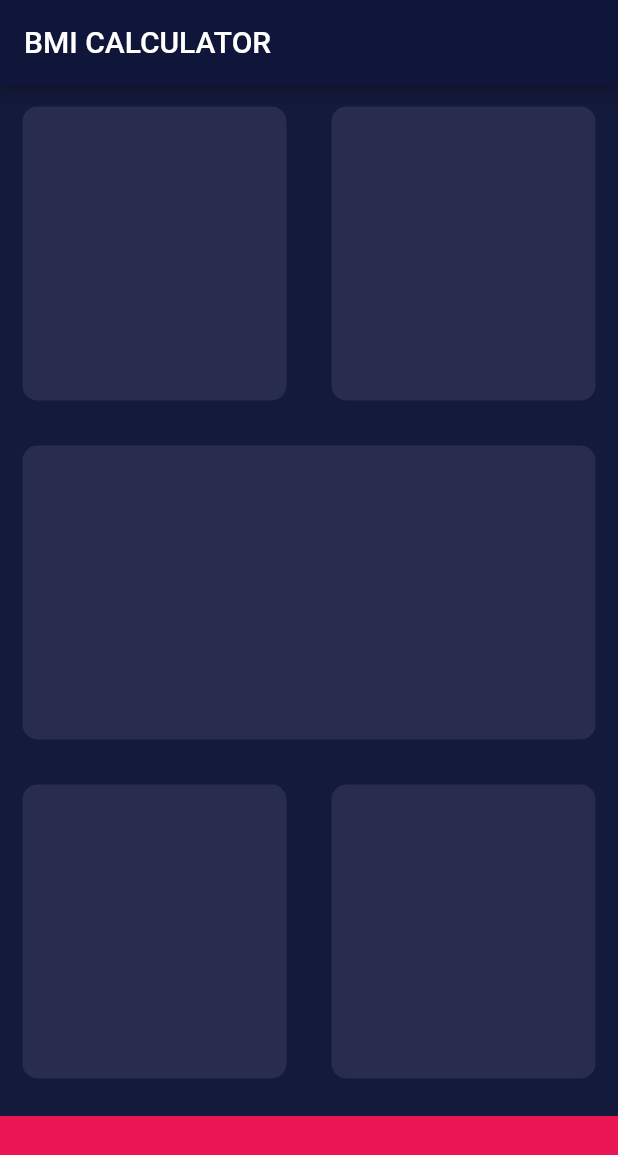
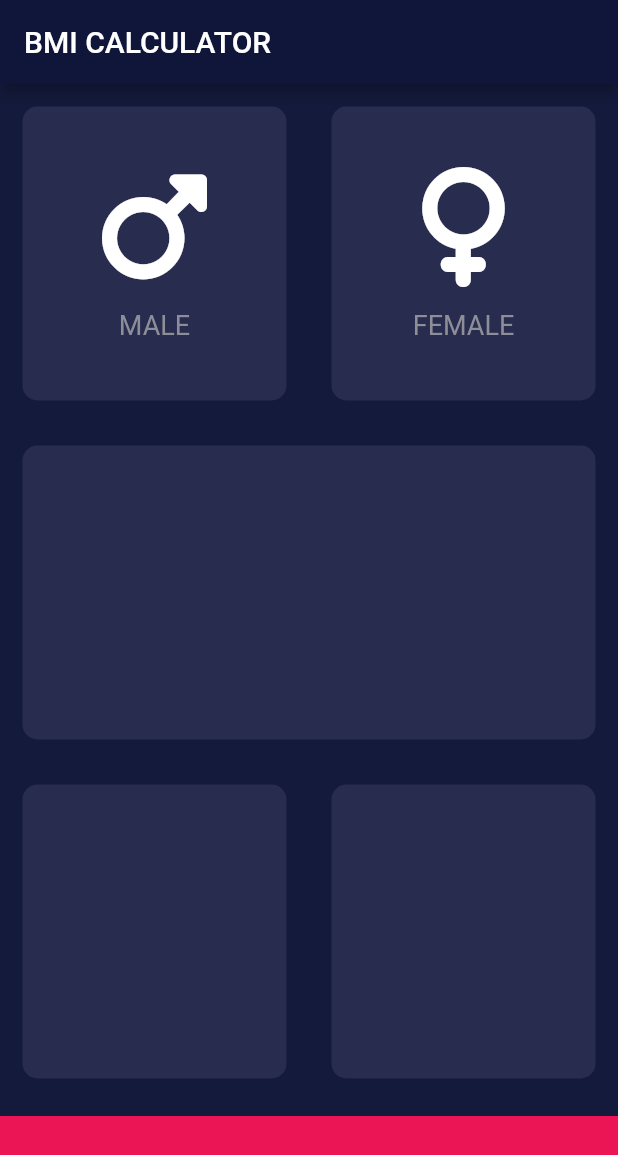
Before and after one commit to walakulu7/bmi_calculator, a Flutter app: the screen it shows after launch, on a phone screen of 412 x 824 dp. Shown: the top 1155 px of the screen. Run offline on Flutter 3.47's test engine with Material 2 defaults, Android fonts, the phone set to English and light mode, and no system bars; our stand-ins replace font_awesome_flutter.

Commit message:
Reusable code added

```diff
--- a/lib/input_page.dart
+++ b/lib/input_page.dart
@@ -1,4 +1,5 @@
 import 'package:flutter/material.dart';
+import 'package:font_awesome_flutter/font_awesome_flutter.dart';
 
 const bottomContainerHeight = 80.0;
 const activeCardColor = Color(0xFF282C4F);
@@ -27,11 +28,19 @@ class _InputPageState extends State<InputPage> {
                 Expanded(
                   child: ReusableCard(
                     colour: activeCardColor,
+                    cardChild: IconContent(
+                      label: 'MALE',
+                      icon: FontAwesomeIcons.mars,
+                    ),
                   ),
                 ),
                 Expanded(
                   child: ReusableCard(
                     colour: activeCardColor,
+                    cardChild: IconContent(
+                      label: 'FEMALE',
+                      icon: FontAwesomeIcons.venus,
+                    ),
                   ),
                 ),
               ],
@@ -70,13 +79,46 @@ class _InputPageState extends State<InputPage> {
   }
 }
 
+class IconContent extends StatelessWidget {
+  IconContent({required this.icon, required this.label});
+
+  final IconData? icon;
+  final String label;
+
+  @override
+  Widget build(BuildContext context) {
+    return Column(
+      mainAxisAlignment: MainAxisAlignment.center,
+      children: [
+        Icon(
+          icon,
+          size: 80.0,
+        ),
+        SizedBox(
+          height: 15.0,
+        ),
+        Text(
+          label,
+          style: TextStyle(
+            fontSize: 18.0,
+            color: Color(0xFF8D8E98),
+          ),
+        )
+      ],
+    );
+  }
+}
+
 class ReusableCard extends StatelessWidget {
-  ReusableCard({required this.colour});
+  ReusableCard({required this.colour, this.cardChild});
+
   final Color colour;
+  final Widget? cardChild;
 
   @override
   Widget build(BuildContext context) {
     return Container(
+      child: cardChild,
       margin: EdgeInsets.all(15.0),
       decoration: BoxDecoration(
         color: colour,
--- a/lib/main.dart
+++ b/lib/main.dart
@@ -1,6 +1,5 @@
 import 'package:flutter/material.dart';
 import 'input_page.dart';
-
 
 void main() => runApp(BMICalculator());
 
--- a/pubspec.yaml
+++ b/pubspec.yaml
@@ -34,6 +34,7 @@ dependencies:
   # The following adds the Cupertino Icons font to your application.
   # Use with the CupertinoIcons class for iOS style icons.
   cupertino_icons: ^1.0.2
+  font_awesome_flutter: ^10.2.1
 
 dev_dependencies:
   flutter_test:
```
Also changed, not shown: pubspec.lock.
